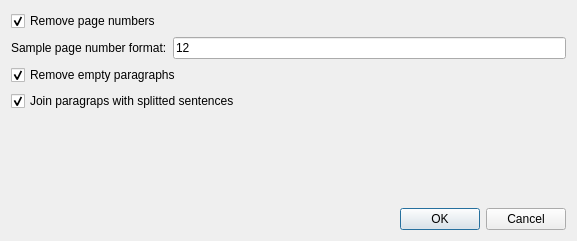
Old version of the form src/Sigil/Form_Files/CleanContent.ui in the repository Sigil-Ebook/Sigil.
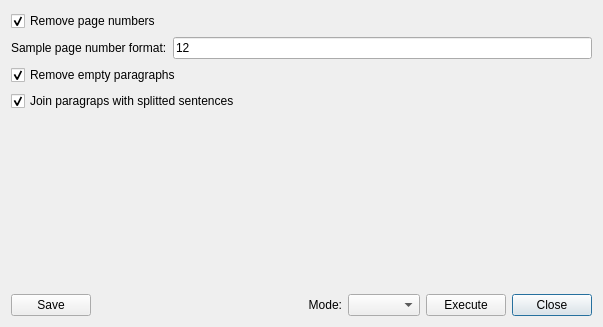
New version of the form.

Commit message: Changed CleanContent dialog from modal to non modal.

```diff
--- a/src/Sigil/Form_Files/CleanContent.ui
+++ b/src/Sigil/Form_Files/CleanContent.ui
@@ -6,8 +6,8 @@
    <rect>
     <x>0</x>
     <y>0</y>
-    <width>577</width>
-    <height>241</height>
+    <width>603</width>
+    <height>327</height>
    </rect>
   </property>
   <property name="windowTitle">
@@ -92,15 +92,81 @@
     </spacer>
    </item>
    <item>
-    <widget class="QDialogButtonBox" name="buttonBox">
-     <property name="orientation">
-      <enum>Qt::Horizontal</enum>
+    <widget class="QLabel" name="message">
+     <property name="font">
+      <font>
+       <weight>75</weight>
+       <bold>true</bold>
+      </font>
      </property>
-     <property name="standardButtons">
-      <set>QDialogButtonBox::Cancel|QDialogButtonBox::Ok</set>
+     <property name="text">
+      <string/>
+     </property>
+     <property name="alignment">
+      <set>Qt::AlignRight|Qt::AlignTrailing|Qt::AlignVCenter</set>
      </property>
     </widget>
    </item>
+   <item>
+    <layout class="QHBoxLayout" name="horizontalLayout_2">
+     <item>
+      <widget class="QPushButton" name="btnSave">
+       <property name="text">
+        <string>Save</string>
+       </property>
+       <property name="autoDefault">
+        <bool>false</bool>
+       </property>
+       <property name="flat">
+        <bool>false</bool>
+       </property>
+      </widget>
+     </item>
+     <item>
+      <spacer name="horizontalSpacer">
+       <property name="orientation">
+        <enum>Qt::Horizontal</enum>
+       </property>
+       <property name="sizeHint" stdset="0">
+        <size>
+         <width>40</width>
+         <height>20</height>
+        </size>
+       </property>
+      </spacer>
+     </item>
+     <item>
+      <widget class="QLabel" name="labelMode">
+       <property name="text">
+        <string>Mode:</string>
+       </property>
+       <property name="alignment">
+        <set>Qt::AlignRight|Qt::AlignTrailing|Qt::AlignVCenter</set>
+       </property>
+      </widget>
+     </item>
+     <item>
+      <widget class="QComboBox" name="cbLookWhere"/>
+     </item>
+     <item>
+      <widget class="QPushButton" name="btnExecute">
+       <property name="text">
+        <string>Execute</string>
+       </property>
+       <property name="autoDefault">
+        <bool>false</bool>
+       </property>
+      </widget>
+     </item>
+     <item>
+      <widget class="QPushButton" name="btnClose">
+       <property name="text">
+        <string>Close</string>
+       </property>
+      </widget>
+     </item>
+    </layout>
+   </item>
   </layout>
  </widget>
  <resources/>
```
Left out of the diff: 28 changed lines with no effect on the pictures. The commit also changes 4 other files.
